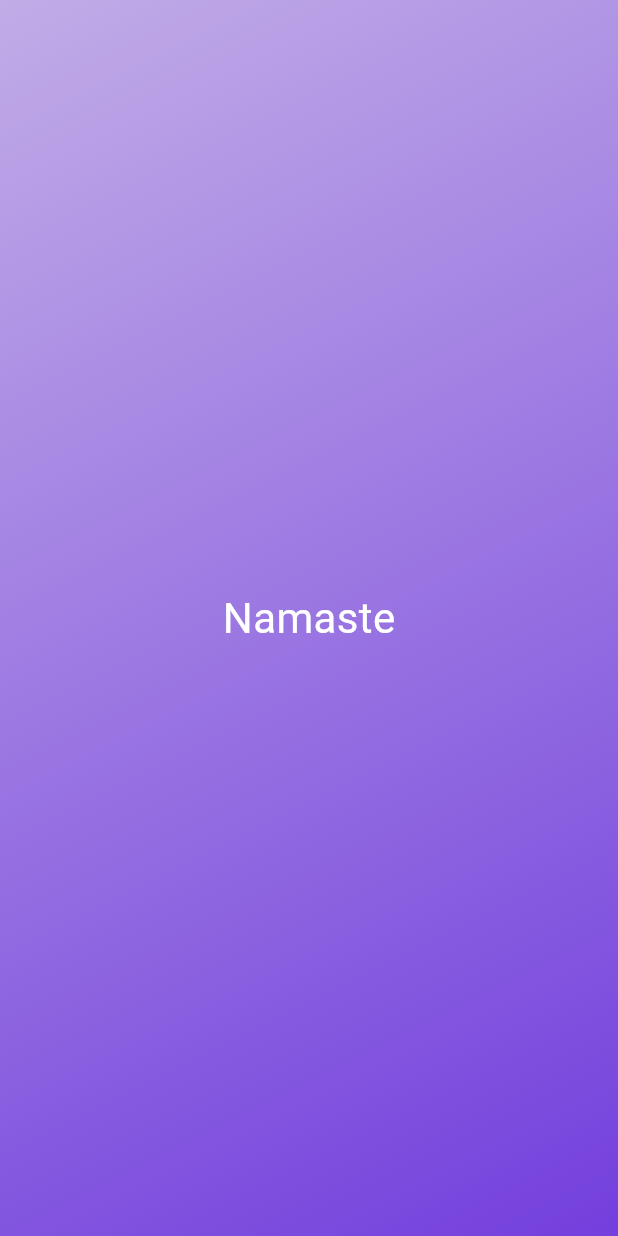
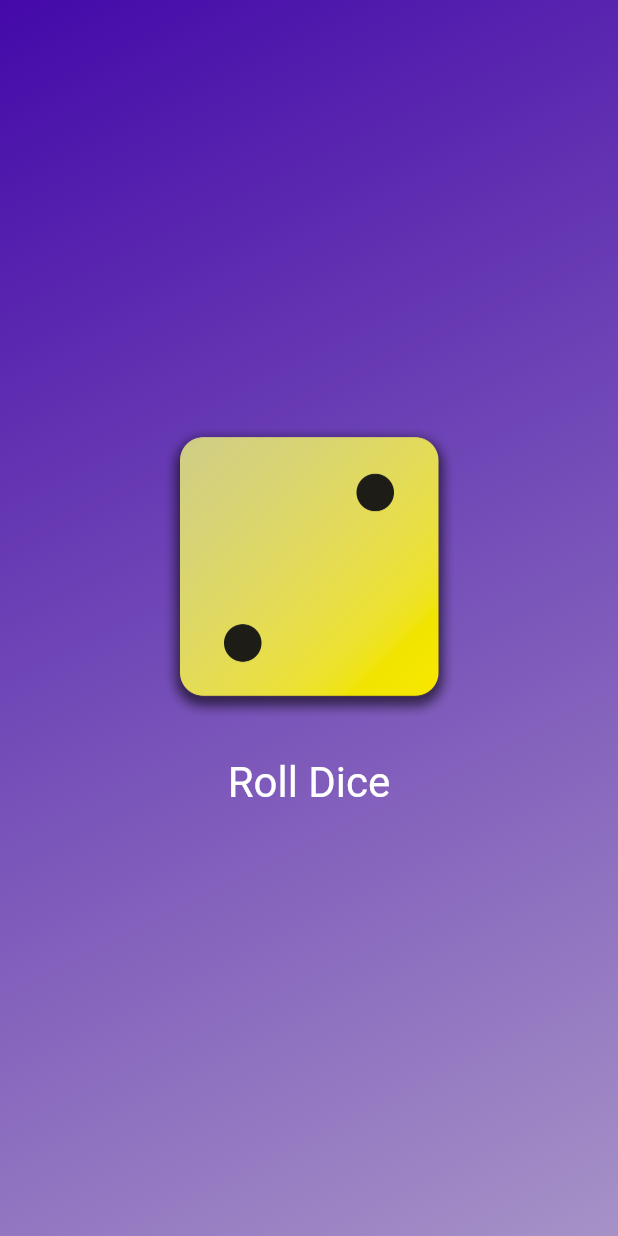
Before and after one commit to sumedhuv/Rolling-Dice, a Flutter app: the screen it shows after launch, on a phone screen of 412 x 824 dp. Run offline on Flutter 3.47's test engine with Material 3 defaults, Android fonts, the phone set to English and light mode, and no system bars.

Commit message:
Roll Dice App Completed

```diff
--- /dev/null
+++ b/lib/dice_roller.dart
@@ -0,0 +1,48 @@
+import 'package:flutter/material.dart';
+import 'dart:math';
+
+//to avoid creating a new object everytime a die is rolled.
+final randomizer = Random();
+
+class DiceRoller extends StatefulWidget {
+  const DiceRoller({super.key});
+
+  @override
+  State<DiceRoller> createState() {
+    return _DiceRollerState();
+  }
+}
+
+// underscore means a private class
+//meaning that even if this file is imported in another file, then it won't be accessible to the file
+class _DiceRollerState extends State<DiceRoller> {
+  var currentDiceRoll = 2;
+  void rollDice() {
+    setState(() {
+      currentDiceRoll = randomizer.nextInt(6) + 1;
+    });
+  }
+
+  @override
+  Widget build(context) {
+    return Column(
+      mainAxisSize: MainAxisSize.min,
+      children: [
+        Image.asset(
+          'assets/images/dice-$currentDiceRoll.png',
+          width: 200,
+        ),
+        const SizedBox(
+          height: 20,
+        ),
+        TextButton(
+            onPressed: rollDice,
+            style: TextButton.styleFrom(
+                // padding: const EdgeInsets.only(top:20,),
+                foregroundColor: Colors.white,
+                textStyle: const TextStyle(fontSize: 28)),
+            child: const Text('Roll Dice'))
+      ],
+    );
+  }
+}
--- a/lib/gradient_container.dart
+++ b/lib/gradient_container.dart
@@ -1,27 +1,25 @@
+import 'package:first_app/dice_roller.dart';
 import 'package:flutter/material.dart';
 
+const startAlignmet = Alignment.topLeft;
+const endAlignment = Alignment.bottomRight;
+
 class GradientContainer extends StatelessWidget {
-  const GradientContainer({super.key});
+  const GradientContainer(this.color, {super.key});
+
+  final List<Color> color;
+
   @override
   Widget build(context) {
     return Container(
-      decoration: const BoxDecoration(
+      decoration: BoxDecoration(
           gradient: LinearGradient(
-        colors: [
-          Color.fromARGB(255, 193, 172, 231),
-          Color.fromARGB(255, 115, 63, 221)
-        ],
-        begin: Alignment.topLeft,
-        end: Alignment.bottomRight,
+        colors: color,
+        begin: startAlignmet,
+        end: endAlignment,
       )),
       child: const Center(
-        child: Text(
-          "Namaste",
-          style: TextStyle(
-            color: Colors.white,
-            fontSize: 28,
-          ),
-        ),
+        child: DiceRoller(),
       ),
     );
   }
--- a/lib/main.dart
+++ b/lib/main.dart
@@ -5,7 +5,10 @@ void main() {
   runApp(
     const MaterialApp(
       home: Scaffold(
-        body: GradientContainer(),
+        body: GradientContainer([
+          Color.fromARGB(255, 68, 9, 169),
+          Color.fromARGB(255, 166, 146, 199)
+        ]),
       ),
     ),
   );
--- /dev/null
+++ b/lib/style_text.dart
@@ -0,0 +1,17 @@
+import 'package:flutter/material.dart';
+
+class StyledText extends StatelessWidget {
+  const StyledText(this.text, {super.key});
+
+  final String text;
+  @override
+  Widget build(context) {
+    return Text(
+      text,
+      style: const TextStyle(
+        color: Colors.white,
+        fontSize: 28,
+      ),
+    );
+  }
+}
```
Also changed, not shown: pubspec.yaml (+9 -7 lines), assets/images/dice-1.png (added), assets/images/dice-2.png (added), assets/images/dice-3.png (added), assets/images/dice-4.png (added), assets/images/dice-5.png (added), assets/images/dice-6.png (added).
